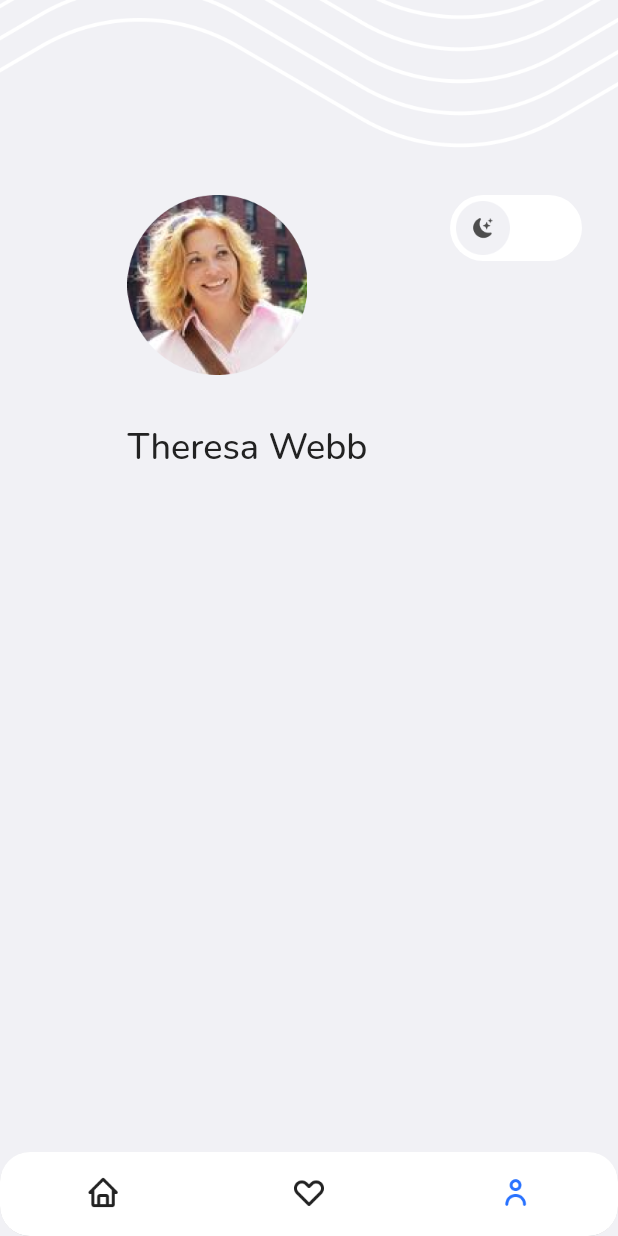
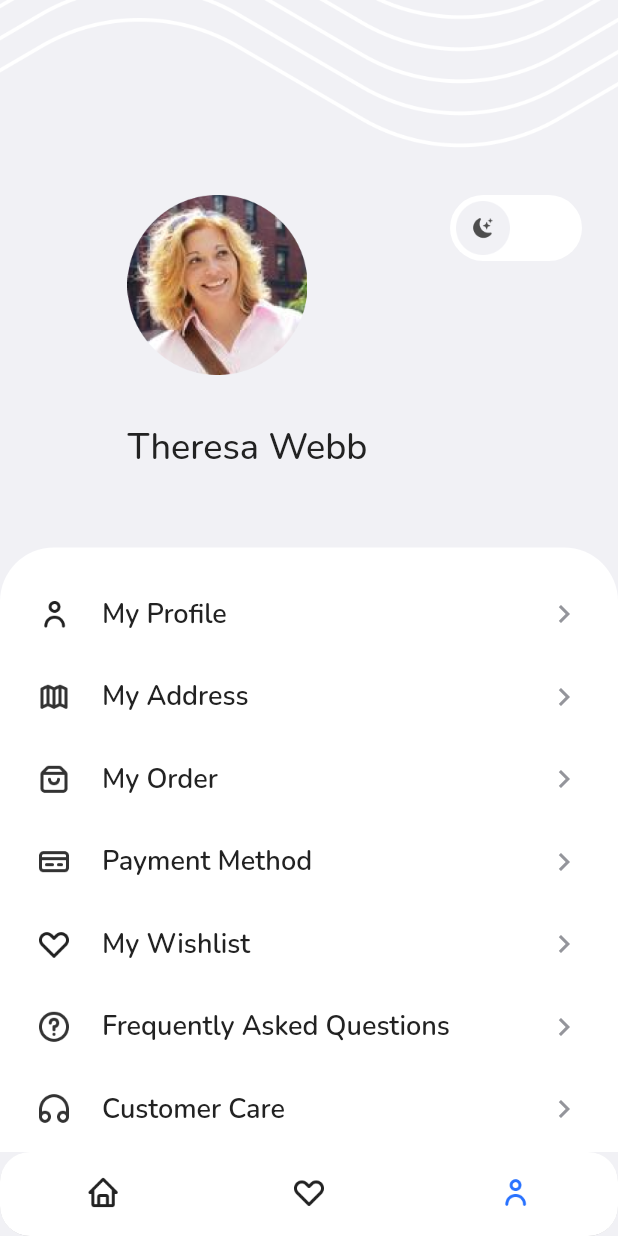
Before and after one commit to khoerodin/flutter-furniture-store-app, a Flutter app: the ProfilePage screen opened by its route, on a phone screen of 412 x 824 dp. Run offline on Flutter 3.47's test engine with Material 2 defaults, Android fonts, the phone set to English and light mode, and no system bars; our stand-ins replace carousel_slider, fluttertoast, google_fonts, shimmer.

Commit message:
Profile Page Part II

```diff
--- a/lib/pages/profile_page.dart
+++ b/lib/pages/profile_page.dart
@@ -1,5 +1,6 @@
 import 'package:flutter/material.dart';
 import 'package:space/theme.dart';
+import 'package:space/widgets/profile_menu_item.dart';
 
 class ProfilePage extends StatelessWidget {
   const ProfilePage({super.key});
@@ -105,6 +106,51 @@ class ProfilePage extends StatelessWidget {
                     )
                   ],
                 ),
+              ),
+              Container(
+                margin: const EdgeInsets.only(top: 50),
+                padding: const EdgeInsets.symmetric(
+                  horizontal: 24,
+                  vertical: 32,
+                ),
+                decoration: BoxDecoration(
+                  borderRadius: const BorderRadius.vertical(
+                    top: Radius.circular(36),
+                  ),
+                  color: kWhiteColor,
+                ),
+                child: const Column(
+                  children: [
+                    ProfileMenuItem(
+                      iconURL: 'assets/icon_profile.png',
+                      title: 'My Profile',
+                    ),
+                    ProfileMenuItem(
+                      iconURL: 'assets/icon_address.png',
+                      title: 'My Address',
+                    ),
+                    ProfileMenuItem(
+                      iconURL: 'assets/icon_order.png',
+                      title: 'My Order',
+                    ),
+                    ProfileMenuItem(
+                      iconURL: 'assets/icon_payment.png',
+                      title: 'Payment Method',
+                    ),
+                    ProfileMenuItem(
+                      iconURL: 'assets/icon_wishlist.png',
+                      title: 'My Wishlist',
+                    ),
+                    ProfileMenuItem(
+                      iconURL: 'assets/icon_faq.png',
+                      title: 'Frequently Asked Questions',
+                    ),
+                    ProfileMenuItem(
+                      iconURL: 'assets/icon_cs.png',
+                      title: 'Customer Care',
+                    ),
+                  ],
+                ),
               )
             ],
           )
--- /dev/null
+++ b/lib/widgets/profile_menu_item.dart
@@ -0,0 +1,45 @@
+import 'package:flutter/material.dart';
+import 'package:space/theme.dart';
+
+class ProfileMenuItem extends StatelessWidget {
+  final String iconURL;
+  final String title;
+
+  const ProfileMenuItem({
+    super.key,
+    required this.iconURL,
+    required this.title,
+  });
+
+  @override
+  Widget build(BuildContext context) {
+    return Container(
+      margin: const EdgeInsets.only(
+        bottom: 30,
+      ),
+      child: Row(
+        children: [
+          Image.asset(
+            iconURL,
+            width: 24,
+          ),
+          const SizedBox(
+            width: 20,
+          ),
+          Text(
+            title,
+            style: blackTextStyle.copyWith(
+              fontSize: 18,
+              fontWeight: semiBold,
+            ),
+          ),
+          const Spacer(),
+          Icon(
+            Icons.chevron_right,
+            color: kGreyColor,
+          )
+        ],
+      ),
+    );
+  }
+}
```
